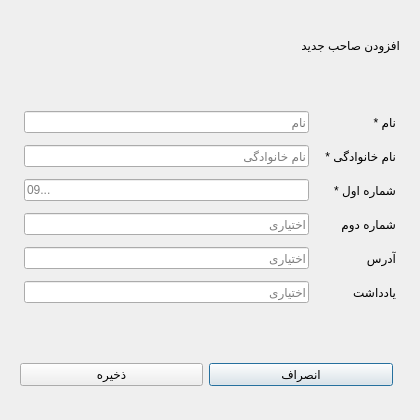
Before: the Qt Designer form addownerdialog.ui in Mohoya7/veterinary-vaccination-system, drawn with Qt 5.
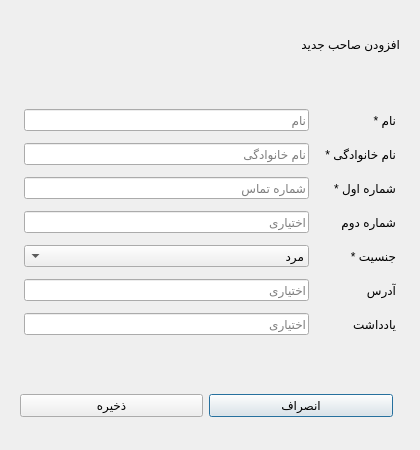
After: the same form once the commit is applied.

```diff
--- a/addownerdialog.ui
+++ b/addownerdialog.ui
@@ -2,7 +2,7 @@
 <ui version="4.0">
  <class>AddOwnerDialog</class>
  <widget class="QDialog" name="AddOwnerDialog">
-  <property name="geometry"><rect><x>0</x><y>0</y><width>420</width><height>420</height></rect></property>
+  <property name="geometry"><rect><x>0</x><y>0</y><width>420</width><height>450</height></rect></property>
   <property name="windowTitle"><string>افزودن صاحب جدید</string></property>
   <property name="layoutDirection"><enum>Qt::RightToLeft</enum></property>
   <layout class="QVBoxLayout" name="mainLayout">
@@ -45,16 +45,24 @@
       <item row="1" column="1"><widget class="QLineEdit" name="lastNameEdit"><property name="placeholderText"><string>نام خانوادگی</string></property></widget></item>
 
       <item row="2" column="0"><widget class="QLabel" name="label3"><property name="text"><string>شماره اول *</string></property></widget></item>
-      <item row="2" column="1"><widget class="QLineEdit" name="phoneEdit"><property name="placeholderText"><string>09...</string></property></widget></item>
+      <item row="2" column="1"><widget class="QLineEdit" name="phoneEdit"><property name="placeholderText"><string>شماره تماس</string></property></widget></item>
 
       <item row="3" column="0"><widget class="QLabel" name="label4"><property name="text"><string>شماره دوم</string></property></widget></item>
       <item row="3" column="1"><widget class="QLineEdit" name="phone2Edit"><property name="placeholderText"><string>اختیاری</string></property></widget></item>
 
-      <item row="4" column="0"><widget class="QLabel" name="label5"><property name="text"><string>آدرس</string></property></widget></item>
-      <item row="4" column="1"><widget class="QLineEdit" name="addressEdit"><property name="placeholderText"><string>اختیاری</string></property></widget></item>
+      <item row="4" column="0"><widget class="QLabel" name="label7"><property name="text"><string>جنسیت *</string></property></widget></item>
+      <item row="4" column="1">
+       <widget class="QComboBox" name="genderCombo">
+        <item><property name="text"><string>مرد</string></property></item>
+        <item><property name="text"><string>زن</string></property></item>
+       </widget>
+      </item>
 
-      <item row="5" column="0"><widget class="QLabel" name="label6"><property name="text"><string>یادداشت</string></property></widget></item>
-      <item row="5" column="1"><widget class="QLineEdit" name="notesEdit"><property name="placeholderText"><string>اختیاری</string></property></widget></item>
+      <item row="5" column="0"><widget class="QLabel" name="label5"><property name="text"><string>آدرس</string></property></widget></item>
+      <item row="5" column="1"><widget class="QLineEdit" name="addressEdit"><property name="placeholderText"><string>اختیاری</string></property></widget></item>
+
+      <item row="6" column="0"><widget class="QLabel" name="label6"><property name="text"><string>یادداشت</string></property></widget></item>
+      <item row="6" column="1"><widget class="QLineEdit" name="notesEdit"><property name="placeholderText"><string>اختیاری</string></property></widget></item>
      </layout>
     </widget>
    </item>
```
